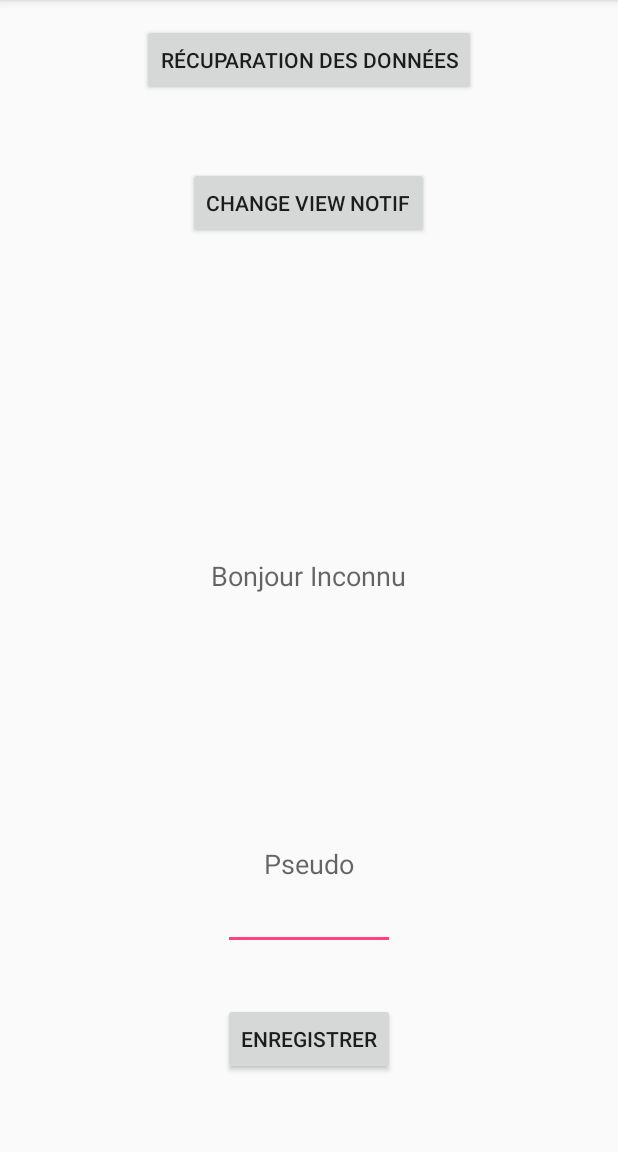
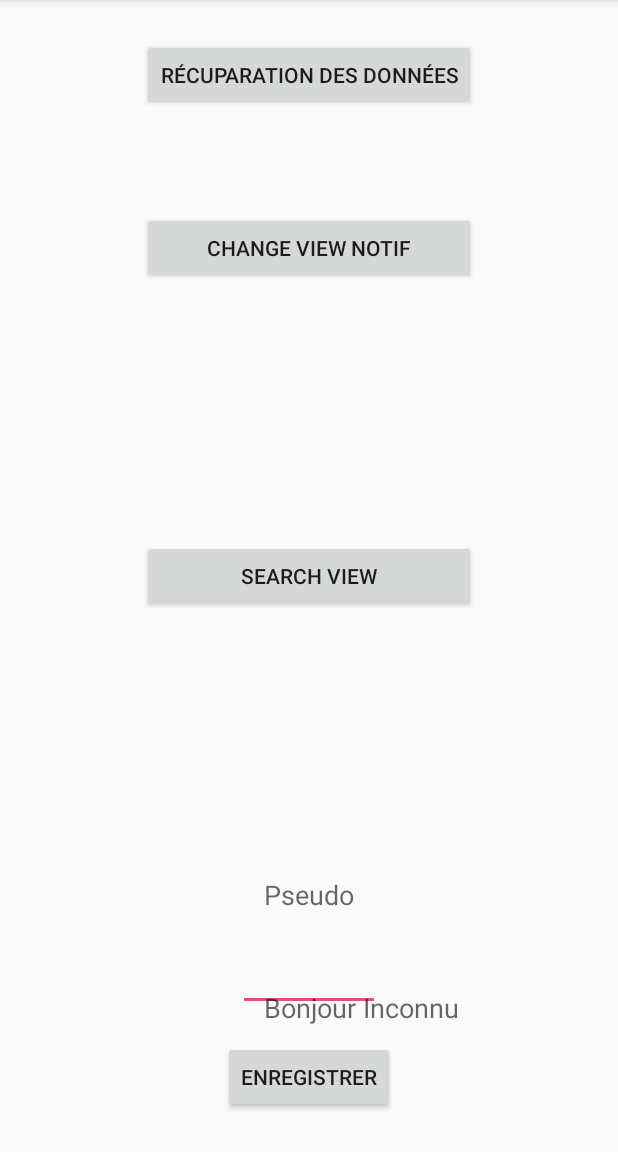
Before and after one commit to icfeavoir/ParkMyCar, an Android app: the screen it shows after launch (MainActivity), on a phone screen of 412 x 824 dp, the part 84-1236 px from its top. Run offline under Robolectric (Android 15) with nearby library versions, the phone set to English and light mode, and no system bars.

Commit message:
Nouvelle vue de recherche

```diff
--- a/app/src/main/AndroidManifest.xml
+++ b/app/src/main/AndroidManifest.xml
@@ -15,10 +15,15 @@
         <activity android:name=".MainActivity">
             <intent-filter>
                 <action android:name="android.intent.action.MAIN" />
+
                 <category android:name="android.intent.category.LAUNCHER" />
             </intent-filter>
         </activity>
         <activity android:name=".NotificationPMC" />
+        <activity
+            android:name=".SearchViewPMC"
+            android:label="@string/title_activity_search_view_pmc"
+            android:theme="@style/AppTheme.NoActionBar"></activity>
     </application>
 
 </manifest>
--- a/app/src/main/res/layout/activity_main.xml
+++ b/app/src/main/res/layout/activity_main.xml
@@ -16,7 +16,8 @@
         android:text="Récuparation des données"
         android:id="@+id/button_connection"
         android:layout_alignParentTop="true"
-        android:layout_centerHorizontal="true" />
+        android:layout_centerHorizontal="true"
+        android:layout_margin="10dp" />
 
     <TextView
         android:layout_width="wrap_content"
@@ -38,7 +39,8 @@
         android:id="@+id/save"
         android:layout_alignParentBottom="true"
         android:layout_centerHorizontal="true"
-        android:layout_marginBottom="35dp" />
+        android:layout_marginBottom="35dp"
+        android:layout_margin="10dp" />
 
     <EditText
         android:layout_width="wrap_content"
@@ -49,7 +51,8 @@
         android:layout_alignRight="@+id/save"
         android:layout_alignEnd="@+id/save"
         android:layout_alignLeft="@+id/save"
-        android:layout_alignStart="@+id/save" />
+        android:layout_alignStart="@+id/save"
+        android:layout_margin="10dp" />
 
     <TextView
         android:layout_width="wrap_content"
@@ -58,7 +61,8 @@
         android:text="Pseudo"
         android:id="@+id/textView"
         android:layout_above="@+id/pseudoField"
-        android:layout_centerHorizontal="true" />
+        android:layout_centerHorizontal="true"
+        android:layout_margin="10dp" />
 
     <TextView
         android:layout_width="wrap_content"
@@ -66,8 +70,9 @@
         android:textAppearance="?android:attr/textAppearanceMedium"
         android:text="Inconnu"
         android:id="@+id/pseudoMem"
-        android:layout_centerVertical="true"
-        android:layout_centerHorizontal="true" />
+        android:layout_above="@+id/save"
+        android:layout_alignLeft="@+id/textView"
+        android:layout_alignStart="@+id/textView" />
 
     <Button
         style="?android:attr/buttonStyleSmall"
@@ -76,6 +81,23 @@
         android:text="Change view Notif"
         android:id="@+id/button_notifView"
         android:layout_below="@+id/data"
-        android:layout_centerHorizontal="true" />
+        android:layout_marginTop="10dp"
+        android:layout_marginBottom="10dp"
+        android:layout_alignRight="@+id/button_searchView"
+        android:layout_alignEnd="@+id/button_searchView"
+        android:layout_alignLeft="@+id/button_searchView"
+        android:layout_alignStart="@+id/button_searchView" />
+
+    <Button
+        style="?android:attr/buttonStyleSmall"
+        android:layout_width="wrap_content"
+        android:layout_height="wrap_content"
+        android:text="Search View"
+        android:id="@+id/button_searchView"
+        android:layout_centerVertical="true"
+        android:layout_alignLeft="@+id/button_connection"
+        android:layout_alignStart="@+id/button_connection"
+        android:layout_alignRight="@+id/button_connection"
+        android:layout_alignEnd="@+id/button_connection" />
 
 </RelativeLayout>
--- a/app/src/main/res/values/strings.xml
+++ b/app/src/main/res/values/strings.xml
@@ -7,4 +7,5 @@
     <string name="notification">Notification PARK MY CAR</string>
     <string name="notification_title">Ma première notification</string>
     <string name="notification_desc">Cliquez sur moi je suis une notification !</string>
+    <string name="title_activity_search_view_pmc">SearchViewPMC</string>
 </resources>
```
Also changed, not shown: app/src/main/java/com/example/pierre/test/MainActivity.java (+9 -1 lines), app/src/main/java/com/example/pierre/test/SearchViewPMC.java (added, +29 -0 lines), app/src/main/res/layout/activity_search_view_pmc.xml (added, +34 -0 lines), app/src/main/res/layout/content_search_view_pmc.xml (added, +15 -0 lines).
